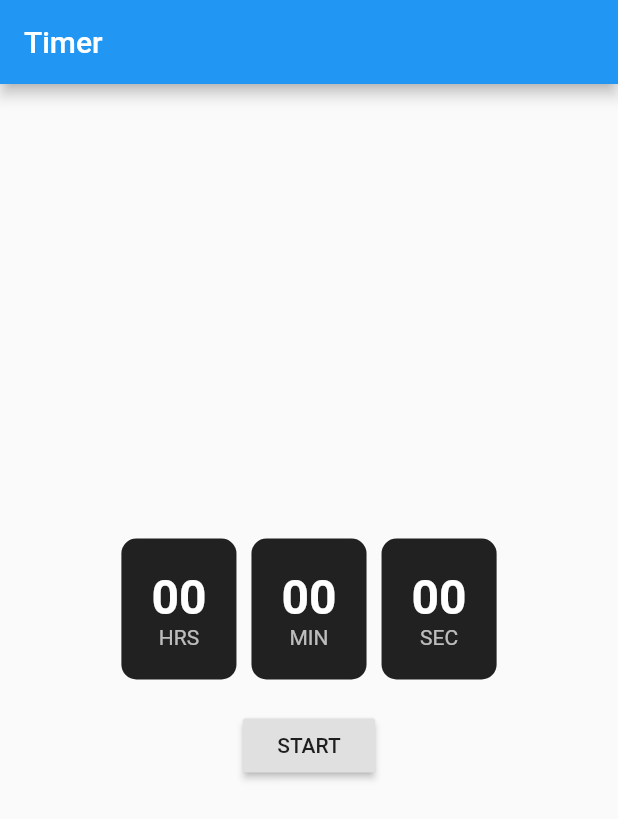
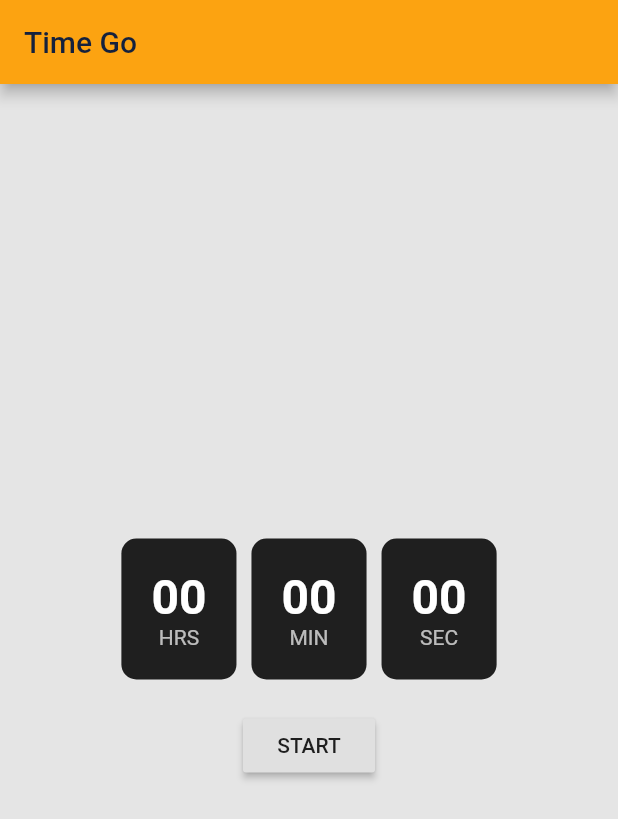
Before and after one commit to usbaru/timer, a Flutter app: the screen it shows after launch, on a phone screen of 412 x 824 dp. Shown: the top 819 px of the screen. Run offline on Flutter 3.47's test engine with Material 2 defaults, Android fonts, the phone set to English and light mode, and no system bars.

Commit message:
color, stytle

```diff
--- a/lib/main.dart
+++ b/lib/main.dart
@@ -40,8 +40,14 @@ class TimerAppState extends State<TimerApp> {
     return MaterialApp(
       title: 'Welcome to Flutter',
       home: Scaffold(
+        backgroundColor: const Color(0xffE5E5E5),
         appBar: AppBar(
-          title: Text('Timer'),
+          title: Text('Time Go',
+            style: TextStyle(
+                color: Color(0xff14213D)
+            ),
+          ),
+          backgroundColor: Color(0xffFCA311),
         ),
         body: Center(
           child: Column(
```
